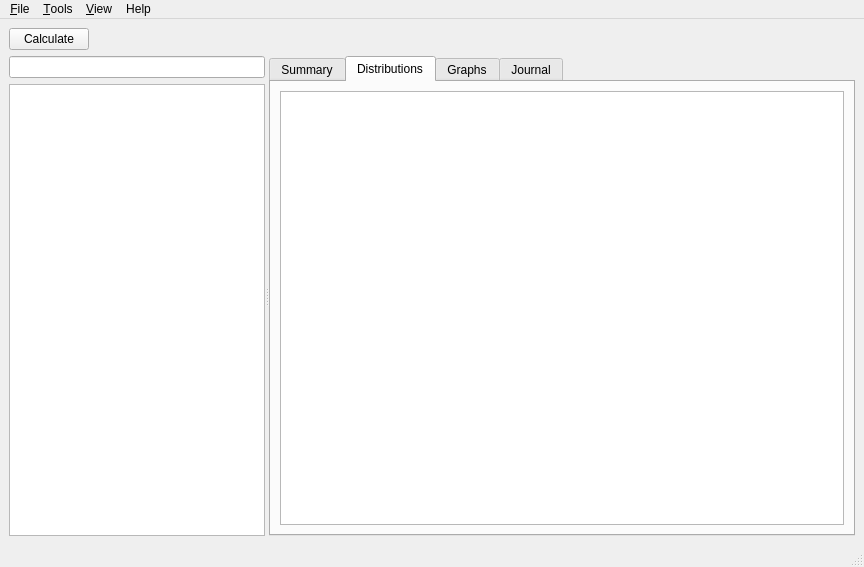
akushyn/QtStatisticCalculator, file src/views/calculatorMainView.ui: the form before one commit.
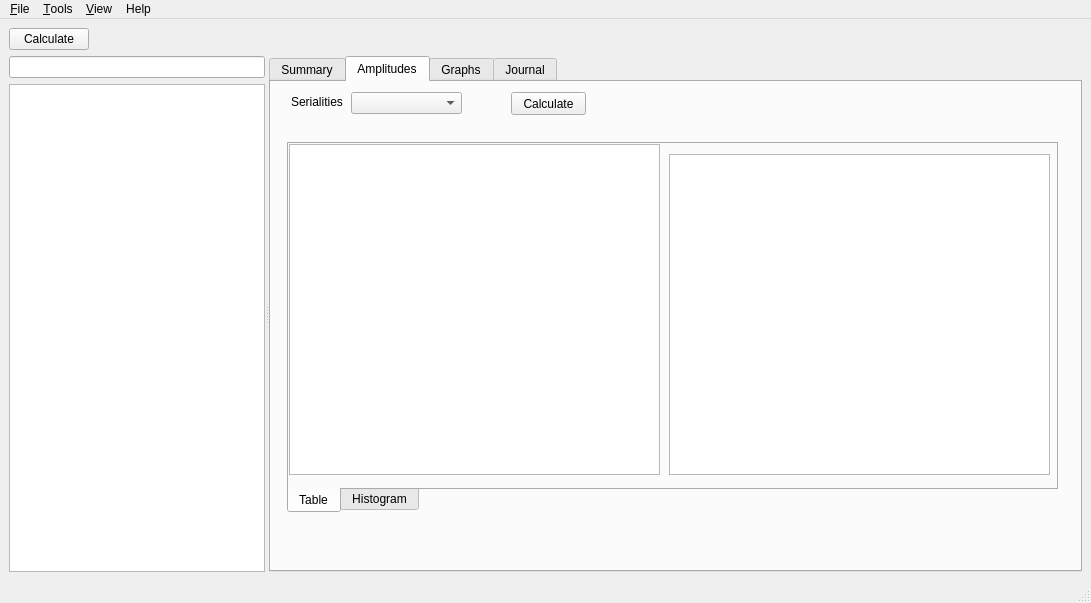
The form after the commit. The open tabs and pages were chosen to show the change. Icons and pictures are not drawn. Custom widgets are drawn as their Qt base class.

```diff
--- a/src/views/calculatorMainView.ui
+++ b/src/views/calculatorMainView.ui
@@ -6,8 +6,8 @@
    <rect>
     <x>0</x>
     <y>0</y>
-    <width>864</width>
-    <height>567</height>
+    <width>1091</width>
+    <height>603</height>
    </rect>
   </property>
   <property name="sizePolicy">
@@ -58,7 +58,7 @@
         <property name="orientation">
          <enum>Qt::Horizontal</enum>
         </property>
-        <widget class="QWidget" name="">
+        <widget class="QWidget" name="layoutWidget">
          <layout class="QVBoxLayout" name="verticalLayout">
           <item>
            <layout class="QHBoxLayout" name="horizontalLayout_2">
@@ -113,13 +113,90 @@
          </widget>
          <widget class="QWidget" name="tabDistributions">
           <attribute name="title">
-           <string>Distributions</string>
+           <string>Amplitudes</string>
           </attribute>
-          <layout class="QVBoxLayout" name="verticalLayout_5">
-           <item>
-            <widget class="AkTableView" name="distributionsTableView"/>
-           </item>
-          </layout>
+          <widget class="QComboBox" name="comboBox">
+           <property name="geometry">
+            <rect>
+             <x>80</x>
+             <y>10</y>
+             <width>111</width>
+             <height>22</height>
+            </rect>
+           </property>
+          </widget>
+          <widget class="QLabel" name="label">
+           <property name="geometry">
+            <rect>
+             <x>20</x>
+             <y>10</y>
+             <width>71</width>
+             <height>20</height>
+            </rect>
+           </property>
+           <property name="text">
+            <string>Serialities</string>
+           </property>
+          </widget>
+          <widget class="QPushButton" name="pushButton">
+           <property name="geometry">
+            <rect>
+             <x>240</x>
+             <y>10</y>
+             <width>75</width>
+             <height>23</height>
+            </rect>
+           </property>
+           <property name="text">
+            <string>Calculate</string>
+           </property>
+          </widget>
+          <widget class="QTabWidget" name="tabWidget">
+           <property name="geometry">
+            <rect>
+             <x>16</x>
+             <y>60</y>
+             <width>771</width>
+             <height>371</height>
+            </rect>
+           </property>
+           <property name="tabPosition">
+            <enum>QTabWidget::South</enum>
+           </property>
+           <property name="currentIndex">
+            <number>0</number>
+           </property>
+           <widget class="QWidget" name="tab">
+            <attribute name="title">
+             <string>Table</string>
+            </attribute>
+            <widget class="AkTableView" name="distributionsTableView">
+             <property name="geometry">
+              <rect>
+               <x>0</x>
+               <y>0</y>
+               <width>371</width>
+               <height>331</height>
+              </rect>
+             </property>
+            </widget>
+            <widget class="QTableView" name="tableView">
+             <property name="geometry">
+              <rect>
+               <x>380</x>
+               <y>10</y>
+               <width>381</width>
+               <height>321</height>
+              </rect>
+             </property>
+            </widget>
+           </widget>
+           <widget class="QWidget" name="tab_2">
+            <attribute name="title">
+             <string>Histogram</string>
+            </attribute>
+           </widget>
+          </widget>
          </widget>
          <widget class="QWidget" name="tabGraphs">
           <attribute name="title">
@@ -226,7 +303,7 @@
     <rect>
      <x>0</x>
      <y>0</y>
-     <width>864</width>
+     <width>1091</width>
      <height>21</height>
     </rect>
    </property>
```
Left out of the diff: 19 changed lines with no effect on the pictures. Lines whose indentation alone changed are shown as unchanged.
